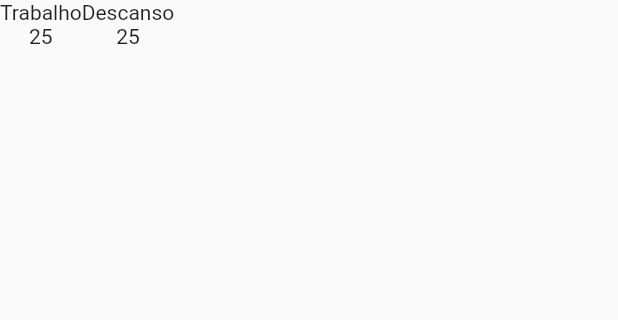
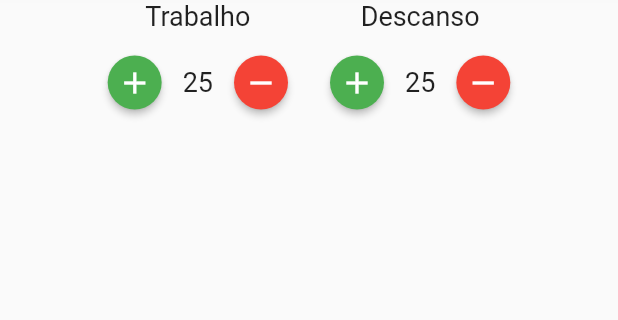
Before and after one commit to rafaelRodruiguesGuimaraes/pomodoro, a Flutter app: the screen it shows after launch, on a phone screen of 412 x 824 dp, the part 108-428 px from its top. Run offline on Flutter 3.47's test engine with Material 2 defaults, Android fonts, the phone set to English and light mode, and no system bars; our stand-ins replace mobx; generated files the repository leaves out were written again.

Commit message:
chore: increment and decrement buttons created

```diff
--- a/lib/components/time_input.dart
+++ b/lib/components/time_input.dart
@@ -15,10 +15,43 @@ class TimeInput extends StatelessWidget {
   Widget build(BuildContext context) {
     return Column(
       children: [
-        Text(title),
         Text(
-          value.toString(),
-        )
+          title,
+          style: const TextStyle(
+            fontSize: 18.0,
+          ),
+        ),
+        const SizedBox(
+          height: 10.0,
+        ),
+        Row(
+          children: [
+            ElevatedButton(
+              onPressed: () {},
+              child: const Icon(Icons.add),
+              style: ElevatedButton.styleFrom(
+                shape: const CircleBorder(),
+                padding: const EdgeInsets.all(5.0),
+                primary: Colors.green,
+              ),
+            ),
+            Text(
+              value.toString(),
+              style: const TextStyle(
+                fontSize: 18.0,
+              ),
+            ),
+            ElevatedButton(
+              onPressed: () {},
+              child: const Icon(Icons.remove),
+              style: ElevatedButton.styleFrom(
+                shape: const CircleBorder(),
+                padding: const EdgeInsets.all(5.0),
+                primary: Colors.red,
+              ),
+            ),
+          ],
+        ),
       ],
     );
   }
--- a/lib/screens/pomodoro.dart
+++ b/lib/screens/pomodoro.dart
@@ -18,6 +18,9 @@ class Pomodoro extends StatelessWidget {
         children: [
           const Text('Pomodoro'),
           Row(
+            mainAxisAlignment: MainAxisAlignment.spaceAround,
+            children: [
+              Row(
                 children: const [
                   TimeInput(
                     title: 'Trabalho',
@@ -31,6 +34,8 @@ class Pomodoro extends StatelessWidget {
               ),
             ],
           ),
+        ],
+      ),
     );
   }
 }
--- a/lib/store/counter.store.dart
+++ b/lib/store/counter.store.dart
@@ -12,4 +12,9 @@ abstract class _CounterStore with Store {
   void increment() {
     count++;
   }
+
+  @action
+  void decrement() {
+    count--;
+  }
 }
```
Lines whose indentation alone changed are shown as unchanged.
